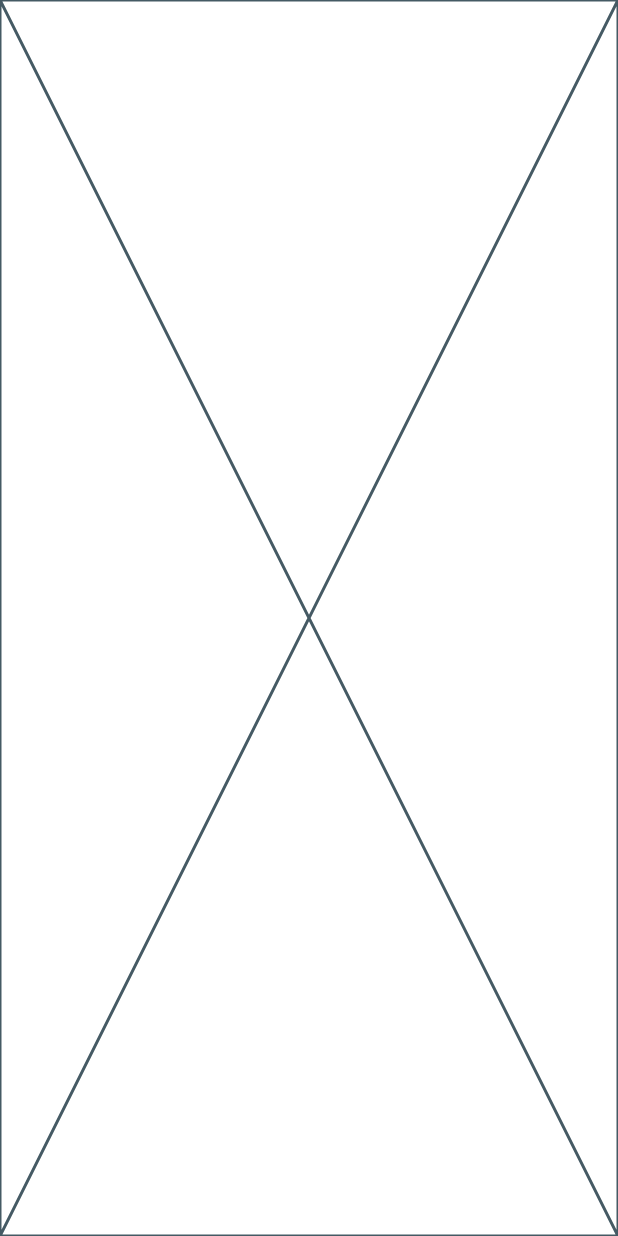
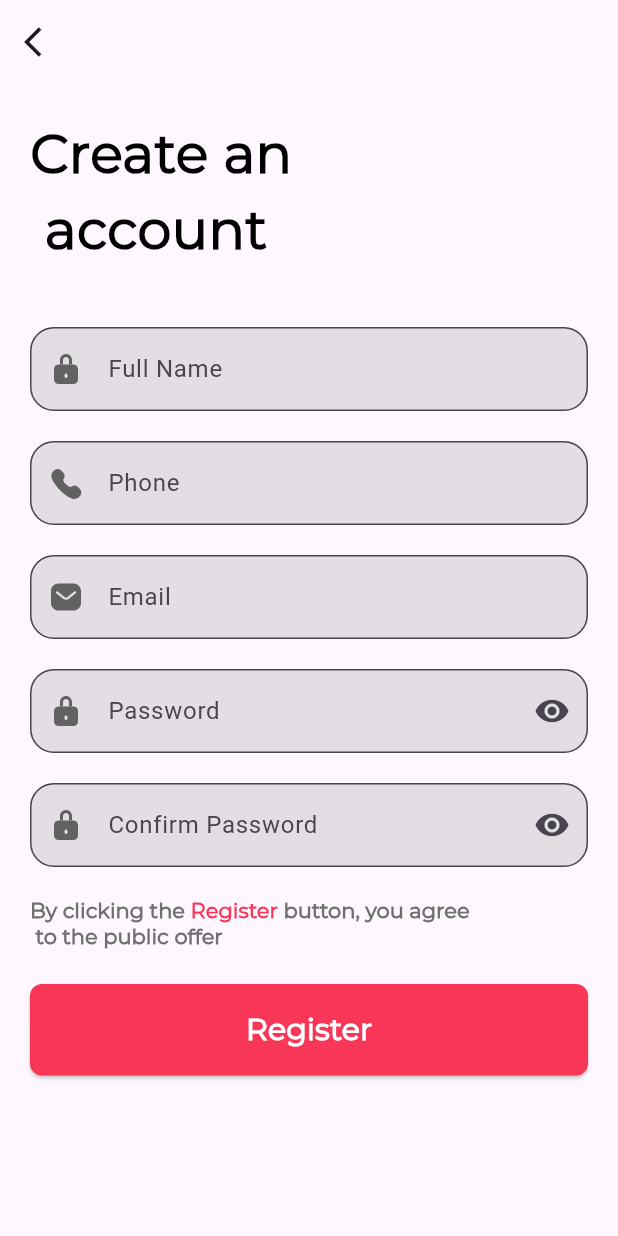
Before and after one commit to mhaz10/E-Commerce_Nti, a Flutter app: the GetStartedBody screen opened directly, after a tap on "Register", on a phone screen of 412 x 824 dp. Run offline on Flutter 3.47's test engine with Material 3 defaults, Android fonts, the phone set to English and light mode, and no system bars; our stand-ins replace flutter_svg, go_router.

Commit message:
add register view and finished

```diff
--- a/lib/core/translation/translation_keys.dart
+++ b/lib/core/translation/translation_keys.dart
@@ -14,4 +14,10 @@ abstract class TranslationKeys {
   static const String welcomeBack = 'Welcome \n Back!';
   static const String email = 'Email';
   static const String password = 'Password';
+  static const String createAnAccount = 'Create an \n account';
+  static const String fullName = 'Full Name';
+  static const String phone = 'Phone';
+  static const String confirmPassword = 'Confirm Password';
+  static const String byClickingThe = 'By clicking the';
+  static const String buttonYouAgreeToThePublicOffer = 'button, you agree \n to the public offer';
 }
--- a/lib/core/utils/app_icons.dart
+++ b/lib/core/utils/app_icons.dart
@@ -2,6 +2,8 @@ abstract class AppIcons
 {
   static const String basePath = "assets/icons/";
 
-  static const String email = "${basePath}Message - Iconly Pro.svg";
-  static const String password = "${basePath}Group 2.svg";
+  static const String emailIcon = "${basePath}Message - Iconly Pro.svg";
+  static const String passwordIcon = "${basePath}Group 2.svg";
+  static const String personIcon = "${basePath}User.svg";
+  static const String phoneIcon = "${basePath}Call - Iconly Pro.svg";
 }
--- a/lib/core/utils/app_text_styles.dart
+++ b/lib/core/utils/app_text_styles.dart
@@ -3,6 +3,13 @@ import 'package:flutter/material.dart';
 
 class AppTextStyles {
   static const String fontFamily = 'Montserrat';
+
+  static TextStyle textStyle12 = TextStyle(
+    fontSize: 12,
+    fontWeight: FontWeight.w400,
+    color: AppColors.greyColor,
+    fontFamily: fontFamily,
+  );
 
   static TextStyle textStyle14 = TextStyle(
     fontSize: 14,
--- a/lib/features/auth/presentation/views/register_view.dart
+++ b/lib/features/auth/presentation/views/register_view.dart
@@ -1,3 +1,4 @@
+import 'package:ecommerce_nti/features/auth/presentation/views/widgets/register_view_body.dart';
 import 'package:flutter/material.dart';
 
 class RegisterView extends StatelessWidget {
@@ -5,6 +6,16 @@ class RegisterView extends StatelessWidget {
 
   @override
   Widget build(BuildContext context) {
-    return const Placeholder();
+    return Scaffold(
+      appBar: AppBar(
+        leading: IconButton(
+          icon: const Icon(Icons.arrow_back_ios),
+          onPressed: () {
+            Navigator.pop(context);
+          },
+        ),
+      ),
+      body: const RegisterViewBody(),
+    );
   }
 }
--- a/lib/features/auth/presentation/views/widgets/login_view_body.dart
+++ b/lib/features/auth/presentation/views/widgets/login_view_body.dart
@@ -35,7 +35,7 @@ class _LoginViewBodyState extends State<LoginViewBody> {
                   hintText: TranslationKeys.email,
                   keyboardType: TextInputType.emailAddress,
                   validator: EmailValidator(),
-                  prefixIcon: AppIcons.email
+                  prefixIcon: AppIcons.emailIcon
               ),
               const SizedBox(height: 20),
               CustomTextFormFiled(
@@ -44,7 +44,7 @@ class _LoginViewBodyState extends State<LoginViewBody> {
                   hintText: TranslationKeys.password,
                   keyboardType: TextInputType.visiblePassword,
                   validator: PasswordValidator(),
-                  prefixIcon: AppIcons.password
+                  prefixIcon: AppIcons.passwordIcon
               ),
               const SizedBox(height: 40),
               SizedBox(
--- /dev/null
+++ b/lib/features/auth/presentation/views/widgets/register_view_body.dart
@@ -0,0 +1,119 @@
+import 'package:ecommerce_nti/core/helper/app_validator.dart';
+import 'package:flutter/material.dart';
+
+import '../../../../../core/translation/translation_keys.dart';
+import '../../../../../core/utils/app_colors.dart';
+import '../../../../../core/utils/app_icons.dart';
+import '../../../../../core/utils/app_text_styles.dart';
+import '../../../../../core/utils/widgets/custom_text_form_filed.dart';
+
+class RegisterViewBody extends StatefulWidget {
+  const RegisterViewBody({super.key});
+
+  @override
+  State<RegisterViewBody> createState() => _RegisterViewBodyState();
+}
+
+class _RegisterViewBodyState extends State<RegisterViewBody> {
+  final GlobalKey<FormState> _formKey = GlobalKey<FormState>();
+  final TextEditingController _nameController = TextEditingController();
+  final TextEditingController _phoneController = TextEditingController();
+  final TextEditingController _emailController = TextEditingController();
+  final TextEditingController _passwordController = TextEditingController();
+  final TextEditingController _confirmPasswordController = TextEditingController();
+
+  @override
+  Widget build(BuildContext context) {
+    return Padding(
+      padding: const EdgeInsets.symmetric(horizontal: 20, vertical: 20),
+      child: SingleChildScrollView(
+        child: Form(
+          key: _formKey,
+          child: Column(
+            crossAxisAlignment: CrossAxisAlignment.start,
+            children: [
+              Text(TranslationKeys.createAnAccount, style: AppTextStyles.textStyle36,),
+              const SizedBox(height: 40),
+              CustomTextFormFiled(
+                  controller: _nameController,
+                  hintText: TranslationKeys.fullName,
+                  keyboardType: TextInputType.name,
+                  validator: RequiredValidator(),
+                  prefixIcon: AppIcons.passwordIcon
+              ),
+              const SizedBox(height: 20),
+              CustomTextFormFiled(
+                  controller: _phoneController,
+                  hintText: TranslationKeys.phone,
+                  keyboardType: TextInputType.number,
+                  validator: PhoneValidator(),
+                  prefixIcon: AppIcons.phoneIcon
+              ),
+              const SizedBox(height: 20),
+              CustomTextFormFiled(
+                  controller: _emailController,
+                  hintText: TranslationKeys.email,
+                  keyboardType: TextInputType.emailAddress,
+                  validator: EmailValidator(),
+                  prefixIcon: AppIcons.emailIcon
+              ),
+              const SizedBox(height: 20),
+              CustomTextFormFiled(
+                  controller: _passwordController,
+                  hintText: TranslationKeys.password,
+                  keyboardType: TextInputType.visiblePassword,
+                  isPassword: true,
+                  validator: PasswordValidator(),
+                  prefixIcon: AppIcons.passwordIcon
+              ),
+              const SizedBox(height: 20),
+              CustomTextFormFiled(
+                  controller: _confirmPasswordController,
+                  hintText: TranslationKeys.confirmPassword,
+                  keyboardType: TextInputType.visiblePassword,
+                  isPassword: true,
+                  validator: PasswordValidator(),
+                  prefixIcon: AppIcons.passwordIcon
+              ),
+              const SizedBox(height: 20),
+              RichText(
+                text: TextSpan(
+                  style: AppTextStyles.textStyle14.copyWith(color: AppColors.darkGreyColor),
+                  children: [
+                    TextSpan(text: TranslationKeys.byClickingThe),
+                    TextSpan(text: ' '),
+                    TextSpan(
+                      text: TranslationKeys.register,
+                      style: AppTextStyles.textStyle14.copyWith(color: AppColors.redColor),
+                    ),
+                    TextSpan(text: ' '),
+                    TextSpan(text: TranslationKeys.buttonYouAgreeToThePublicOffer),
+                  ],
+                ),
+              ),
+              const SizedBox(height: 24),
+              SizedBox(
+                width: double.infinity,
+                child: ElevatedButton(
+                  onPressed: () {
+                    if (_formKey.currentState!.validate()) {
+
+                    }
+                  },
+                  style: ElevatedButton.styleFrom(
+                    backgroundColor: AppColors.redColor,
+                    padding: const EdgeInsets.symmetric(vertical: 16),
+                    shape: RoundedRectangleBorder(
+                      borderRadius: BorderRadius.circular(8),
+                    ),
+                  ),
+                  child: Text(TranslationKeys.register, style: AppTextStyles.textStyle20,),
+                ),
+              ),
+            ],
+          ),
+        ),
+      ),
+    );
+  }
+}
```
Also changed, not shown: assets/icons/Call - Iconly Pro.svg (added), assets/icons/User.svg (added).
